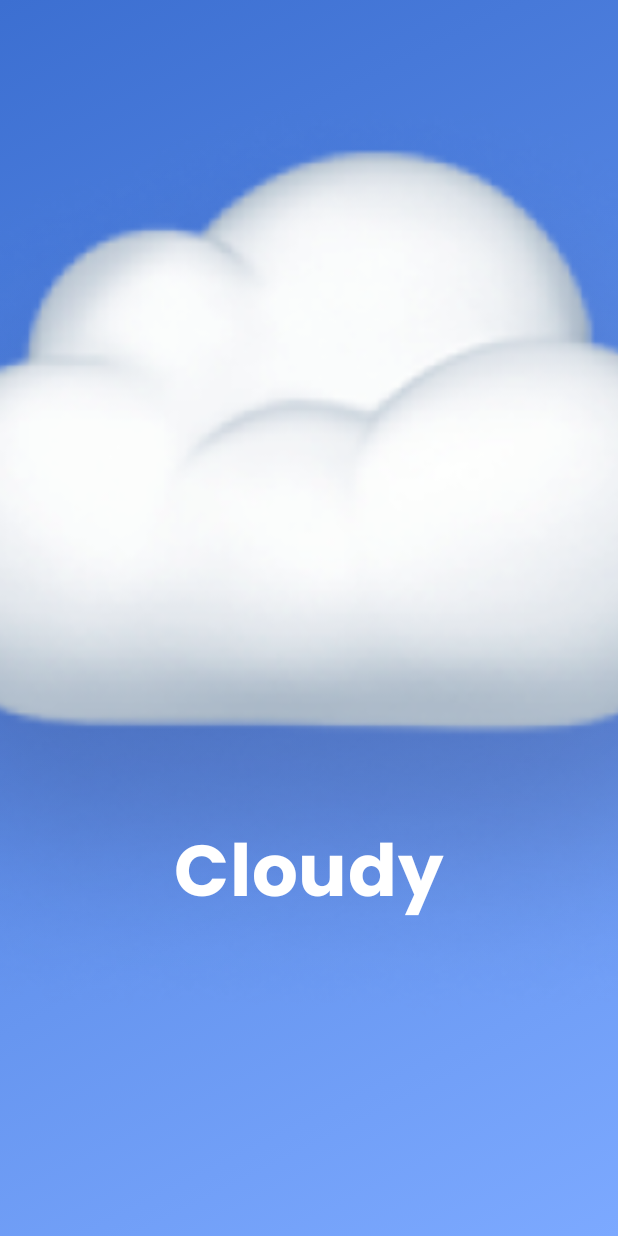
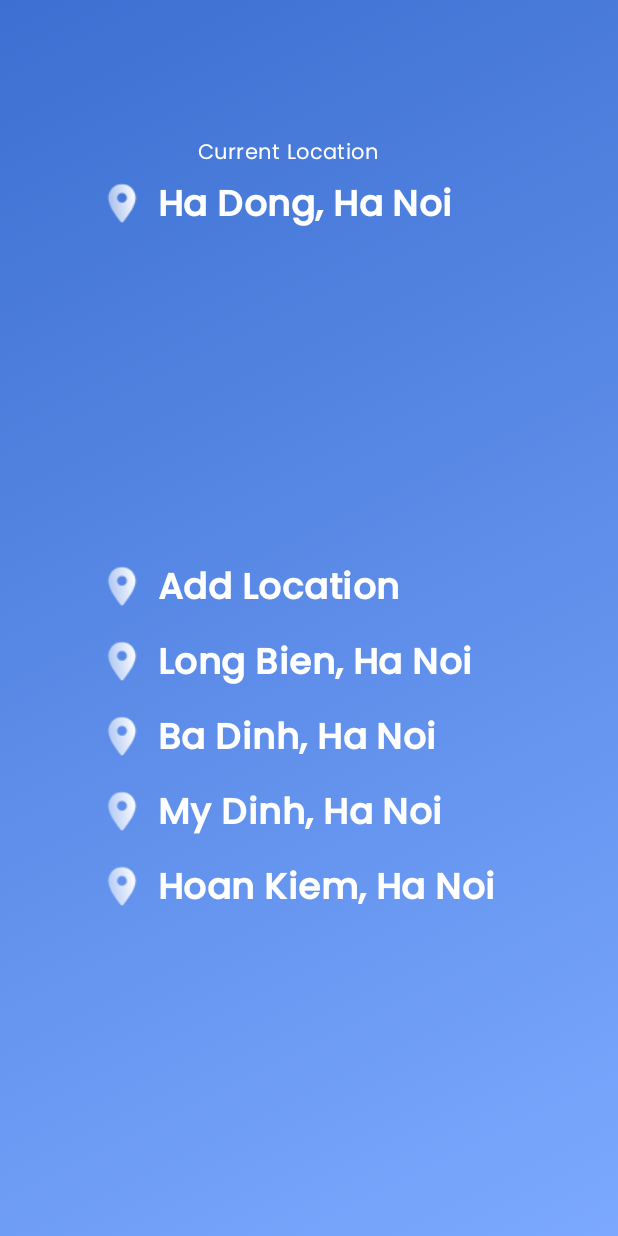
Before and after one commit to 1guccii/Cloudy, an Android app built with Jetpack Compose: the screen it shows after launch (MainActivity), on a phone screen of 412 x 824 dp. Run offline under Robolectric (Android 15) with nearby library versions, the phone set to English and light mode, and no system bars.

Commit message:
chore: update

```diff
--- a/app/src/main/java/com/example/weather/MainActivity.kt
+++ b/app/src/main/java/com/example/weather/MainActivity.kt
@@ -12,7 +12,9 @@ import androidx.compose.runtime.Composable
 import androidx.compose.ui.Modifier
 import androidx.compose.ui.tooling.preview.Preview
 import com.example.weather.ui.theme.WeatherTheme
+import com.example.weather.ui.theme.screens.HomeSizeBarScreen
 import com.example.weather.ui.theme.screens.SplashScreen
+import com.example.weather.ui.theme.screens.TestScreen
 
 class MainActivity : ComponentActivity() {
     override fun onCreate(savedInstanceState: Bundle?) {
@@ -20,7 +22,7 @@ class MainActivity : ComponentActivity() {
         enableEdgeToEdge()
         setContent {
             WeatherTheme {
-                SplashScreen()
+                HomeSizeBarScreen()
             }
         }
     }
@@ -31,6 +33,6 @@ class MainActivity : ComponentActivity() {
 @Composable
 fun GreetingPreview() {
     WeatherTheme {
-        SplashScreen()
+        HomeSizeBarScreen()
     }
 }
--- /dev/null
+++ b/app/src/main/java/com/example/weather/domain/weather.kt
@@ -0,0 +1 @@
+package com.example.weather.domain
--- a/app/src/main/java/com/example/weather/ui/theme/Type.kt
+++ b/app/src/main/java/com/example/weather/ui/theme/Type.kt
@@ -22,6 +22,19 @@ val Typography = Typography(
         lineHeight = 24.sp,
         letterSpacing = 0.5.sp,
         color = Color(0xFFFFFFFF)
-    )
+    ),
+    labelSmall = TextStyle(
+        fontSize = 24.sp,
+        fontFamily = FontFamily(poppins_medium),
+        fontWeight = FontWeight(700),
+        color = Color(0xFFFFFFFF),
+        letterSpacing = 0.3.sp,
+    ),
+    titleSmall = TextStyle(
+        fontSize = 14.sp,
+        fontFamily = FontFamily(poppins_regular),
+        fontWeight = FontWeight(400),
+        color = Color(0xFFFFFFFF),
+        letterSpacing = 0.3.sp)
 
 )
--- /dev/null
+++ b/app/src/main/java/com/example/weather/ui/theme/components/TextButton.kt
@@ -0,0 +1,36 @@
+package com.example.weather.ui.theme.components
+
+import androidx.compose.foundation.Image
+import androidx.compose.foundation.layout.Row
+import androidx.compose.foundation.layout.fillMaxWidth
+import androidx.compose.material3.Text
+import androidx.compose.material3.TextButton
+import androidx.compose.runtime.Composable
+import androidx.compose.ui.Alignment
+import androidx.compose.ui.Modifier
+import androidx.compose.ui.draw.scale
+import androidx.compose.ui.graphics.vector.ImageVector
+import androidx.compose.ui.res.vectorResource
+import androidx.compose.ui.tooling.preview.Preview
+import com.example.weather.R
+import com.example.weather.ui.theme.Typography
+
+@Composable
+fun LocationTextButton(location: String,onClickLocation: () -> Unit) {
+
+    Row(
+        verticalAlignment = Alignment.CenterVertically
+    ) {
+        Image(imageVector = ImageVector.vectorResource(id = R.drawable.location), contentDescription = "Location", modifier = Modifier.scale(1.3f))
+        TextButton(onClick = onClickLocation) {
+        Text(location, style = Typography.labelSmall)
+        }
+    }
+}
+
+
+@Preview
+@Composable
+fun LocationPreview() {
+    LocationTextButton("New York", onClickLocation = {})
+}
--- /dev/null
+++ b/app/src/main/java/com/example/weather/ui/theme/screens/HomeSideBar.kt
@@ -0,0 +1,65 @@
+package com.example.weather.ui.theme.screens
+
+import androidx.compose.foundation.background
+import androidx.compose.foundation.layout.Column
+import androidx.compose.foundation.layout.Spacer
+import androidx.compose.foundation.layout.fillMaxSize
+import androidx.compose.foundation.layout.height
+import androidx.compose.foundation.layout.padding
+import androidx.compose.material3.Text
+import androidx.compose.runtime.Composable
+import androidx.compose.ui.Alignment
+import androidx.compose.ui.Modifier
+import androidx.compose.ui.graphics.Brush
+import androidx.compose.ui.graphics.Color
+import androidx.compose.ui.res.stringResource
+import androidx.compose.ui.tooling.preview.Preview
+import androidx.compose.ui.unit.dp
+import com.example.weather.R
+import com.example.weather.ui.theme.Typography
+import com.example.weather.ui.theme.components.LocationTextButton
+import com.example.weather.ui.theme.linearColorList
+
+@Composable
+fun HomeSizeBarScreen() {
+    Column(
+        horizontalAlignment = Alignment.CenterHorizontally,
+        modifier = Modifier
+            .background(brush = Brush.linearGradient(colors = linearColorList))
+            .fillMaxSize(1f)
+    ) {
+        Column(
+        ) {
+            Spacer(modifier = Modifier.weight(1f))
+            Column(
+                modifier = Modifier.weight(1f),
+                horizontalAlignment = Alignment.CenterHorizontally
+            ) {
+                Text(
+                    text = stringResource(id = R.string.current_location),
+                    style = Typography.titleSmall.copy(color = Color(0xFFFFFFFF)),
+                )
+                LocationTextButton(location = stringResource(id = R.string.location_1)) {
+                }
+            }
+            Spacer(modifier = Modifier.weight(2f))
+            Column(
+                modifier = Modifier.weight(5f),
+            ) {
+                LocationTextButton(location = stringResource(id = R.string.add_location)) {}
+                LocationTextButton(location = stringResource(id = R.string.location_2)) {}
+                LocationTextButton(location = stringResource(id = R.string.location_3)) {}
+                LocationTextButton(location = stringResource(id = R.string.location_4)) {}
+                LocationTextButton(location = stringResource(id = R.string.location_5)) {}
+            }
+        }
+
+
+    }
+}
+
+@Preview
+@Composable
+fun HomeSizeBarScreenPreview() {
+    HomeSizeBarScreen()
+}
--- /dev/null
+++ b/app/src/main/res/drawable/location.xml
@@ -0,0 +1,21 @@
+<vector xmlns:android="http://schemas.android.com/apk/res/android"
+    xmlns:aapt="http://schemas.android.com/aapt"
+    android:width="24dp"
+    android:height="25dp"
+    android:viewportWidth="24"
+    android:viewportHeight="25">
+  <path
+      android:pathData="M12,2.5C8.13,2.5 5,5.63 5,9.5C5,13.67 9.42,19.42 11.24,21.61C11.64,22.09 12.37,22.09 12.77,21.61C14.58,19.42 19,13.67 19,9.5C19,5.63 15.87,2.5 12,2.5ZM12,12C11.337,12 10.701,11.737 10.232,11.268C9.763,10.799 9.5,10.163 9.5,9.5C9.5,8.837 9.763,8.201 10.232,7.732C10.701,7.263 11.337,7 12,7C12.663,7 13.299,7.263 13.768,7.732C14.237,8.201 14.5,8.837 14.5,9.5C14.5,10.163 14.237,10.799 13.768,11.268C13.299,11.737 12.663,12 12,12Z">
+    <aapt:attr name="android:fillColor">
+      <gradient
+          android:startX="18.851"
+          android:startY="2.817"
+          android:endX="-12.786"
+          android:endY="7.6"
+          android:type="linear">
+        <item android:offset="0" android:color="#FFFFFFFF"/>
+        <item android:offset="1" android:color="#00FFFFFF"/>
+      </gradient>
+    </aapt:attr>
+  </path>
+</vector>
--- a/app/src/main/res/font/font.xml
+++ /dev/null
@@ -1,4 +0,0 @@
-<?xml version="1.0" encoding="utf-8"?>
-<font-family xmlns:android="http://schemas.android.com/apk/res/android">
-
-</font-family>
--- a/app/src/main/res/values/strings.xml
+++ b/app/src/main/res/values/strings.xml
@@ -1,4 +1,11 @@
 <resources>
     <string name="app_name">Cloudy</string>
+    <string name="current_location">Current Location</string>
+    <string name="add_location">Add Location</string>
+    <string name="location_1">Ha Dong, Ha Noi</string>
+    <string name="location_2">Long Bien, Ha Noi</string>
+    <string name="location_3">Ba Dinh, Ha Noi</string>
+    <string name="location_4">My Dinh, Ha Noi</string>
+    <string name="location_5">Hoan Kiem, Ha Noi</string>
 
 </resources>
```
Also changed, not shown: app/build.gradle.kts (+7 -1 lines), app/src/main/java/com/example/weather/data/model/Weather.kt (added, +7 -0 lines), app/src/main/java/com/example/weather/data/remote/WeatherApi.kt (added, +13 -0 lines), app/src/main/java/com/example/weather/data/remote/WeatherDataDto.kt (added, +12 -0 lines), app/src/main/java/com/example/weather/data/remote/WeatherDto.kt (added, +7 -0 lines), app/src/main/java/com/example/weather/network/WeatherApiService.kt (added, +7 -0 lines), app/src/main/java/com/example/weather/ui/theme/screens/TestScreen.kt (added, +30 -0 lines), app/src/main/java/com/example/weather/ui/theme/screens/HomeScreen.kt (line endings or trailing spaces), app/src/main/res/drawable/rain.png (added), app/src/main/res/drawable/sun.png (added), app/src/main/res/drawable/sunandcloud.png (added), app/src/main/res/drawable/sunandrain.png (added).
